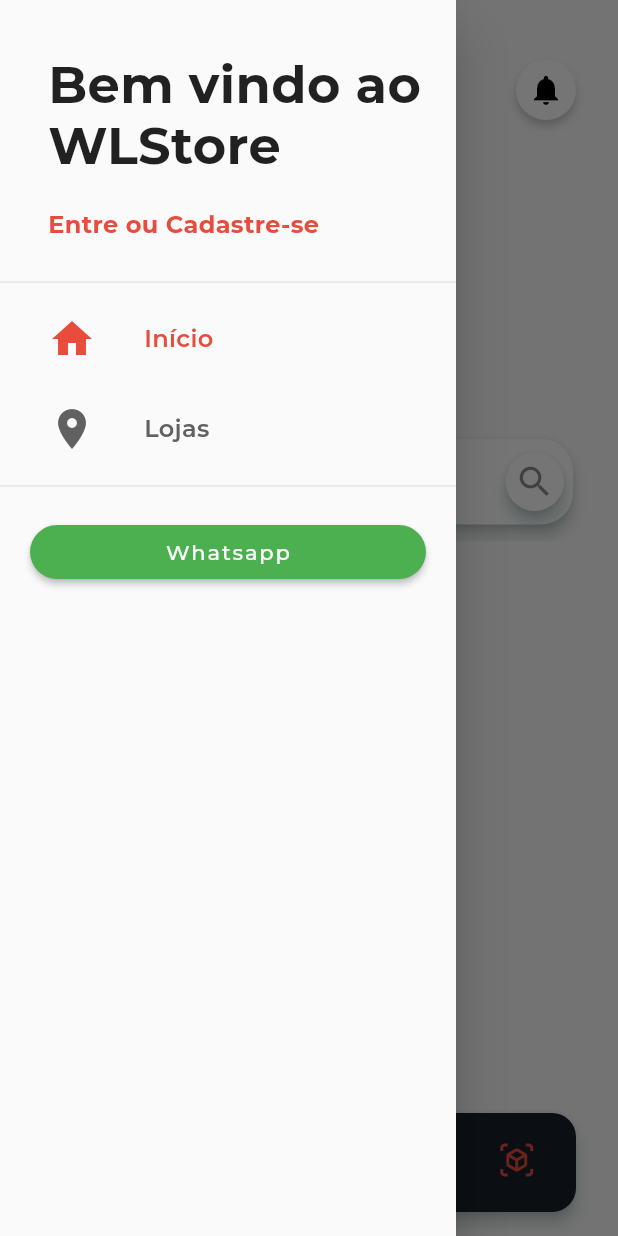
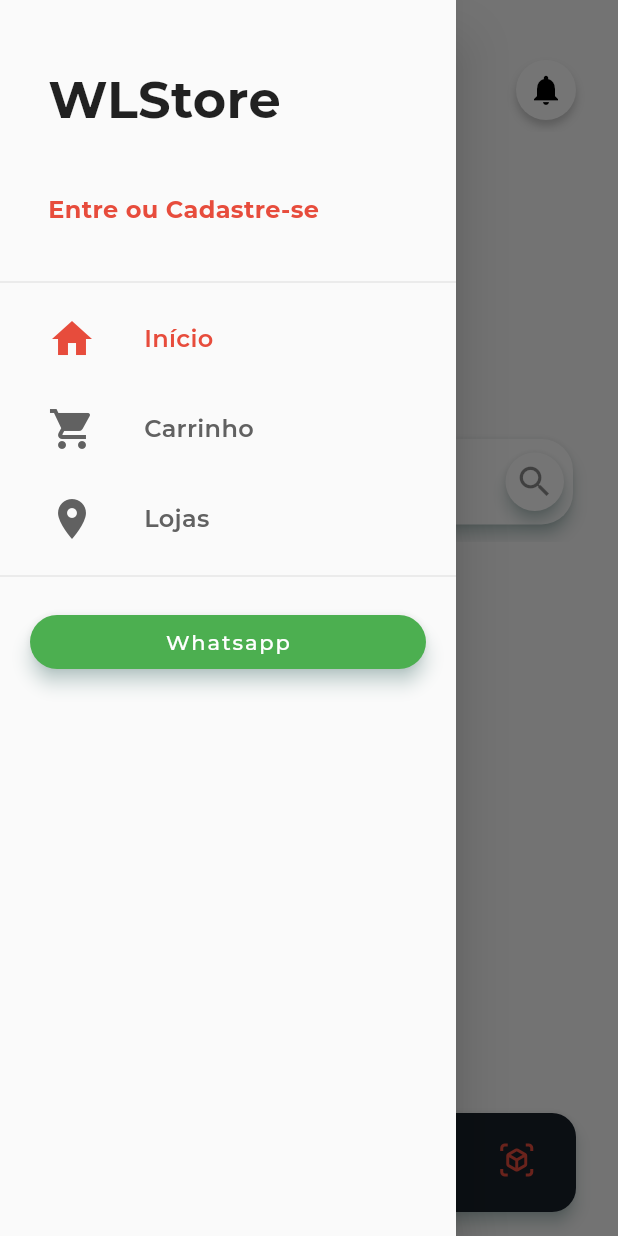
Before and after one commit to KevinKobori/ifood_interview, a Flutter app: the screen it shows after launch, after a tap on the "person" icon, on a phone screen of 412 x 824 dp. Run offline on Flutter 3.47's test engine with Material 2 defaults, Android fonts, the phone set to English and light mode, and no system bars; our stand-ins replace brasil_fields, carousel_pro, cloud_firestore, cloud_functions, dio, firebase_auth and 19 more; missing offline and left inert: alphabet_list_scroll_view, cpf_cnpj_validator, credit_card_type_detector, flutter_card_swipper, flutter_facebook_login, map_launcher; accounts and stored records are empty; project files that could hold a hidden picture were left out.

Commit message:
resolving conflicts

```diff
--- a/lib/common/custom_drawer/custom_drawer.dart
+++ b/lib/common/custom_drawer/custom_drawer.dart
@@ -47,10 +47,15 @@ class CustomDrawer extends StatelessWidget {
               //   title: 'Pedidos',
               //   page: 3,
               // ),
+               const DrawerTile(
+                iconData: Icons.shopping_cart,
+                title: 'Carrinho',
+                page: 4,
+              ),
               const DrawerTile(
                 iconData: Icons.location_on,
                 title: 'Lojas',
-                page: 4,
+                page: 5,
               ),
               const Divider(),
               const WhatsappCard(
--- a/lib/common/custom_drawer/custom_drawer_header.dart
+++ b/lib/common/custom_drawer/custom_drawer_header.dart
@@ -16,7 +16,7 @@ class CustomDrawerHeader extends StatelessWidget {
             mainAxisAlignment: MainAxisAlignment.spaceAround,
             children: <Widget>[
               const Text(
-                'Bem vindo ao\nWLStore',
+                'WLStore',
                 style: TextStyle(
                   fontSize: 34,
                   fontWeight: FontWeight.bold,
@@ -24,7 +24,7 @@ class CustomDrawerHeader extends StatelessWidget {
               ),
               if (userManager.userModel?.name != null)
                 Text(
-                  'Olá, ${userManager.userModel?.name}',
+                  '${userManager.userModel?.name}',
                   overflow: TextOverflow.ellipsis,
                   maxLines: 2,
                   style: const TextStyle(
--- a/lib/main.dart
+++ b/lib/main.dart
@@ -154,7 +154,7 @@ class MyApp extends StatelessWidget {
             case '/products':
               return MaterialPageRoute(
                 builder: (_) =>
-                    ProductsScreen(settings.arguments as CategoryModel),
+                    ProductsScreen(),//settings.arguments as CategoryModel),
               );
             case '/cart':
               return MaterialPageRoute(
--- a/lib/models/category_manager.dart
+++ b/lib/models/category_manager.dart
@@ -1,5 +1,6 @@
 import 'package:cloud_firestore/cloud_firestore.dart';
 import 'package:flutter/cupertino.dart';
+import 'package:flutter/foundation.dart';
 
 import 'category_model.dart';
 
@@ -20,7 +21,7 @@ class CategoryManager extends ChangeNotifier {
     notifyListeners();
   }
 
-  String categoryId = '';
+  CategoryModel category;
 
   List<CategoryModel> get filteredCategories {
     final List<CategoryModel> filteredCategories = [];
@@ -33,6 +34,11 @@ class CategoryManager extends ChangeNotifier {
     }
 
     return filteredCategories;
+  }
+
+  void setCategory({CategoryModel category}) {
+    this.category = category;
+    notifyListeners();
   }
 
   Future<void> _loadAllCategories() async {
--- a/lib/models/section.dart
+++ b/lib/models/section.dart
@@ -108,9 +108,9 @@ class Section extends ChangeNotifier {
 
   bool valid() {
     if (name == null || name.isEmpty) {
-      error = 'Invalid title';
+      error = 'Título inválido';
     } else if (items.isEmpty) {
-      error = 'Insert at least one image';
+      error = 'Insira pelo menos uma imagem';
     } else {
       error = null;
     }
--- a/lib/screens/admin_orders/admin_orders_screen.dart
+++ b/lib/screens/admin_orders/admin_orders_screen.dart
@@ -40,7 +40,7 @@ class _AdminOrdersScreenState extends State<AdminOrdersScreen>
   @override
   Widget build(BuildContext context) {
     return Scaffold(
-      drawer: CustomDrawer(),
+      // drawer: CustomDrawer(),
       appBar: AppBar(
         title: const Text('Todos os Pedidos'),
         // centerTitle: true,
--- a/lib/screens/admin_users/admin_users_screen.dart
+++ b/lib/screens/admin_users/admin_users_screen.dart
@@ -10,7 +10,7 @@ class AdminUsersScreen extends StatelessWidget {
   @override
   Widget build(BuildContext context) {
     return Scaffold(
-      drawer: CustomDrawer(),
+      // drawer: CustomDrawer(),
       appBar: AppBar(
         title: const Text('Usuários'),
         // centerTitle: true,
--- a/lib/screens/base/base_screen.dart
+++ b/lib/screens/base/base_screen.dart
@@ -9,6 +9,7 @@ import 'package:wlstore/models/page_manager.dart';
 import 'package:wlstore/models/user_manager.dart';
 import 'package:wlstore/screens/admin_orders/admin_orders_screen.dart';
 import 'package:wlstore/screens/admin_users/admin_users_screen.dart';
+import 'package:wlstore/screens/cart/cart_screen.dart';
 import 'package:wlstore/screens/categories/categories_screen.dart';
 import 'package:wlstore/screens/home/home_screen.dart';
 import 'package:wlstore/screens/orders/orders_screen.dart';
@@ -169,8 +170,9 @@ class _BaseScreenState extends State<BaseScreen> {
                   children: <Widget>[
                     const HomeScreen(),
                     CategoriesScreen(),
-                    const ProductsScreen(null),
+                    const ProductsScreen(),//null),
                     OrdersScreen(),
+                    CartScreen(),
                     StoresScreen(),
                     if (userManager.adminEnabled) ...[
                       AdminUsersScreen(),
--- a/lib/screens/categories/categories_screen.dart
+++ b/lib/screens/categories/categories_screen.dart
@@ -12,7 +12,7 @@ class CategoriesScreen extends StatelessWidget {
   @override
   Widget build(BuildContext context) {
     return Scaffold(
-      drawer: CustomDrawer(),
+      // drawer: CustomDrawer(),
       appBar: AppBar(
         title: Consumer<CategoryManager>(
           builder: (_, categoryManager, __) {
--- a/lib/screens/categories/components/category_list_tile.dart
+++ b/lib/screens/categories/components/category_list_tile.dart
@@ -1,4 +1,6 @@
 import 'package:flutter/material.dart';
+import 'package:provider/src/provider.dart';
+import 'package:wlstore/models/category_manager.dart';
 import 'package:wlstore/models/category_model.dart';
 
 class CategoryListTile extends StatelessWidget {
@@ -8,10 +10,10 @@ class CategoryListTile extends StatelessWidget {
 
   @override
   Widget build(BuildContext context) {
-    // context.read<CartManager>().setCategoryId();
     return GestureDetector(
       onTap: () {
-        Navigator.of(context).pushNamed('/products', arguments: categoryModel);
+        context.read<CategoryManager>().setCategory(category: categoryModel);
+        Navigator.of(context).pushNamed('/products');//, arguments: categoryModel);
       },
       child: Card(
         margin: const EdgeInsets.symmetric(horizontal: 16, vertical: 4),
--- a/lib/screens/home/components/section_header.dart
+++ b/lib/screens/home/components/section_header.dart
@@ -22,7 +22,7 @@ class SectionHeader extends StatelessWidget {
                 child: TextFormField(
                   initialValue: section.name,
                   decoration: const InputDecoration(
-                      hintText: 'Title',
+                      hintText: 'Título',
                       isDense: true,
                       border: InputBorder.none),
                   style: const TextStyle(
--- a/lib/screens/home/home_screen.dart
+++ b/lib/screens/home/home_screen.dart
@@ -47,14 +47,14 @@ class _HomeScreenState extends State<HomeScreen> {
                 if (homeManager.editing) {
                   return PopupMenuButton(
                     onSelected: (e) {
-                      if (e == 'SAVE') {
+                      if (e == 'SALVAR') {
                         homeManager.saveEditing();
                       } else {
                         homeManager.discardEditing();
                       }
                     },
                     itemBuilder: (_) {
-                      return ['SAVE', 'DISCARD'].map((e) {
+                      return ['SALVAR', 'DESCARTAR'].map((e) {
                         return PopupMenuItem(
                           value: e,
                           child: Text(e),
--- a/lib/screens/orders/orders_screen.dart
+++ b/lib/screens/orders/orders_screen.dart
@@ -10,7 +10,7 @@ class OrdersScreen extends StatelessWidget {
   @override
   Widget build(BuildContext context) {
     return Scaffold(
-      drawer: CustomDrawer(),
+      // drawer: CustomDrawer(),
       appBar: AppBar(
         title: const Text('Meus Pedidos'),
         // centerTitle: true,
--- a/lib/screens/products/products_screen.dart
+++ b/lib/screens/products/products_screen.dart
@@ -2,6 +2,7 @@ import 'package:flutter/material.dart';
 import 'package:provider/provider.dart';
 import 'package:wlstore/common/custom_drawer/custom_drawer.dart';
 import 'package:wlstore/common/search_dialog.dart';
+import 'package:wlstore/models/category_manager.dart';
 import 'package:wlstore/models/category_model.dart';
 // import 'package:wlstore/models/category_manager.dart';
 import 'package:wlstore/models/product_manager.dart';
@@ -10,11 +11,11 @@ import 'package:wlstore/screens/products/components/product_list_tile.dart';
 
 class ProductsScreen extends StatefulWidget {
   const ProductsScreen(
-    this.category,
+    // this.category,
     // @required this.categoryName,
   );
 
-  final CategoryModel category;
+  // final CategoryModel category;
   // final String categoryName;
   @override
   _ProductsScreenState createState() => _ProductsScreenState();
@@ -22,13 +23,15 @@ class ProductsScreen extends StatefulWidget {
 
 class _ProductsScreenState extends State<ProductsScreen> {
   final PageController pageController = PageController();
-
+  CategoryModel category;
   @override
   void didChangeDependencies() {
     super.didChangeDependencies();
+    category = context.watch<CategoryManager>().category;
+
     final ProductManager productManager = Provider.of(context, listen: false);
-    if (widget.category != null) {
-      productManager.loadAllCategoryProducts(widget.category.id);
+    if (category != null) {
+      productManager.loadAllCategoryProducts(category.id);
     } else {
       productManager.loadAllProducts();
     }
@@ -38,14 +41,14 @@ class _ProductsScreenState extends State<ProductsScreen> {
   Widget build(BuildContext context) {
     // final userManager = context.watch<UserManager>();
     return Scaffold(
-      drawer: widget.category == null ? CustomDrawer() : null,
+      // drawer: category == null ? CustomDrawer() : null,
       appBar: AppBar(
         title: Consumer<ProductManager>(
           builder: (_, productManager, __) {
-            if (productManager.search.isEmpty && widget.category == null) {
+            if (productManager.search.isEmpty && category == null) {
               return const Text('Produtos');
-            } else if (widget.category != null) {
-              return Text(widget.category.name);
+            } else if (category != null) {
+              return Text(category.name);
             } else {
               return LayoutBuilder(
                 builder: (_, constraints) {
@@ -99,14 +102,14 @@ class _ProductsScreenState extends State<ProductsScreen> {
           ),
           Consumer<UserManager>(
             builder: (_, userManager, __) {
-              if (userManager.adminEnabled && widget.category != null) {
+              if (userManager.adminEnabled && category != null) {
                 return IconButton(
                   icon: Icon(Icons.add),
                   onPressed: () {
                     Navigator.of(context).pushNamed(
                       '/edit_product',
                       arguments: {
-                        'category': widget.category,
+                        'category': category,
                         // 'product': product
                       },
                     );
@@ -121,7 +124,7 @@ class _ProductsScreenState extends State<ProductsScreen> {
       ),
       body: Consumer<ProductManager>(
         builder: (_, productManager, __) {
-          if (widget.category != null) {
+          if (category != null) {
             final filteredCategoryProducts =
                 productManager.filteredCategoryProducts;
             return ListView.builder(
@@ -129,7 +132,7 @@ class _ProductsScreenState extends State<ProductsScreen> {
               itemBuilder: (_, index) {
                 return ProductListTile(
                   filteredCategoryProducts[index],
-                  widget.category.id,
+                  category.id,
                 );
               },
             );
--- a/lib/screens/stores/stores_screen.dart
+++ b/lib/screens/stores/stores_screen.dart
@@ -8,7 +8,7 @@ class StoresScreen extends StatelessWidget {
   @override
   Widget build(BuildContext context) {
     return Scaffold(
-      drawer: CustomDrawer(),
+      // drawer: CustomDrawer(),
       appBar: AppBar(
         title: const Text('WLStores'),
         // centerTitle: true,
--- a/lib/utils/styles/app_theme_data.dart
+++ b/lib/utils/styles/app_theme_data.dart
@@ -20,7 +20,7 @@ ThemeData themeData() {
     textTheme: AppTextTheme.textTheme,
     appBarTheme: AppBarThemeApp.appBarTheme,
     // colorScheme: AppColorScheme.colorSchemeLight,
-    // scaffoldBackgroundColor: AppColorScheme.grey[50],
+    scaffoldBackgroundColor: AppColorScheme.grey[50],
     // highlightColor: Colors.transparent,
     splashColor: Colors.transparent,
     // hintColor: Colors.transparent,
@@ -55,12 +55,12 @@ ThemeData themeData() {
     //     elevation: 0.0,
     //   ),
     // ),
-    // elevatedButtonTheme: ElevatedButtonThemeData(
-    //   style: ElevatedButton.styleFrom(
-    //     elevation: 5.0,
-    //     shadowColor: AppColorScheme.shadowTealColor,
-    //   ),
-    // ),
+    elevatedButtonTheme: ElevatedButtonThemeData(
+      style: ElevatedButton.styleFrom(
+        elevation: 5.0,
+        shadowColor: AppColorScheme.shadowTealColor,
+      ),
+    ),
 
     // outlinedButtonTheme: OutlinedButtonThemeData(
     //   style: OutlinedButton.styleFrom(
```
Also changed, not shown: lib/screens/home/components/add_section_widget.dart (+16 -7 lines), lib/utils/styles/app_bar_theme_app.dart (+6 -2 lines).
